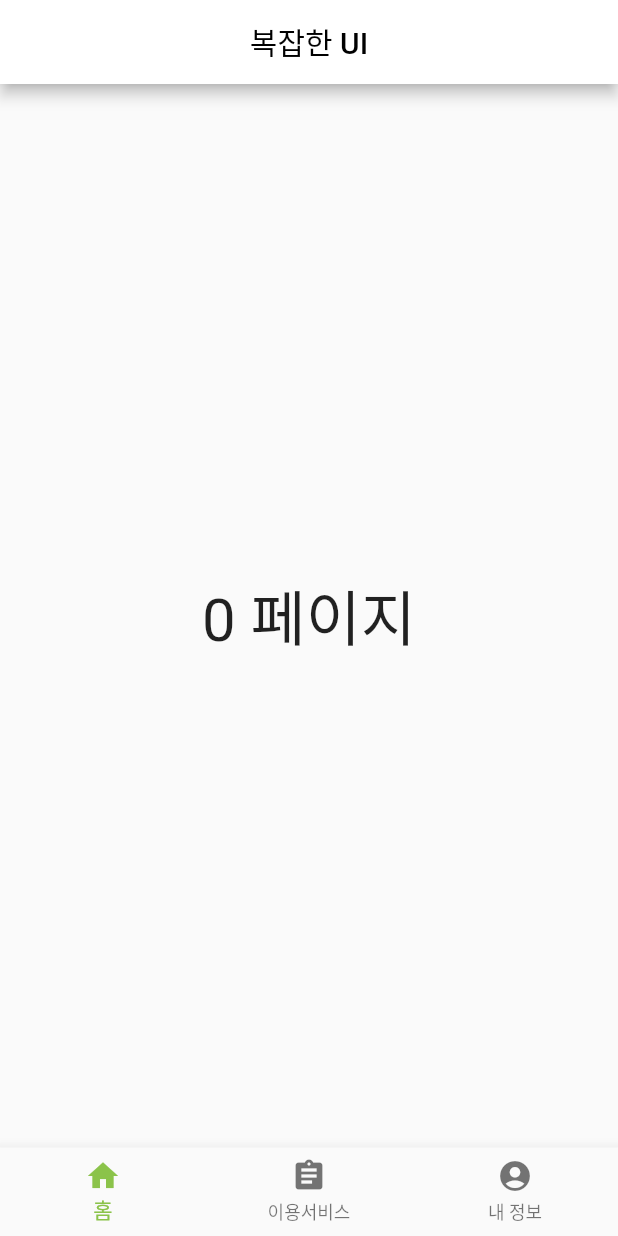
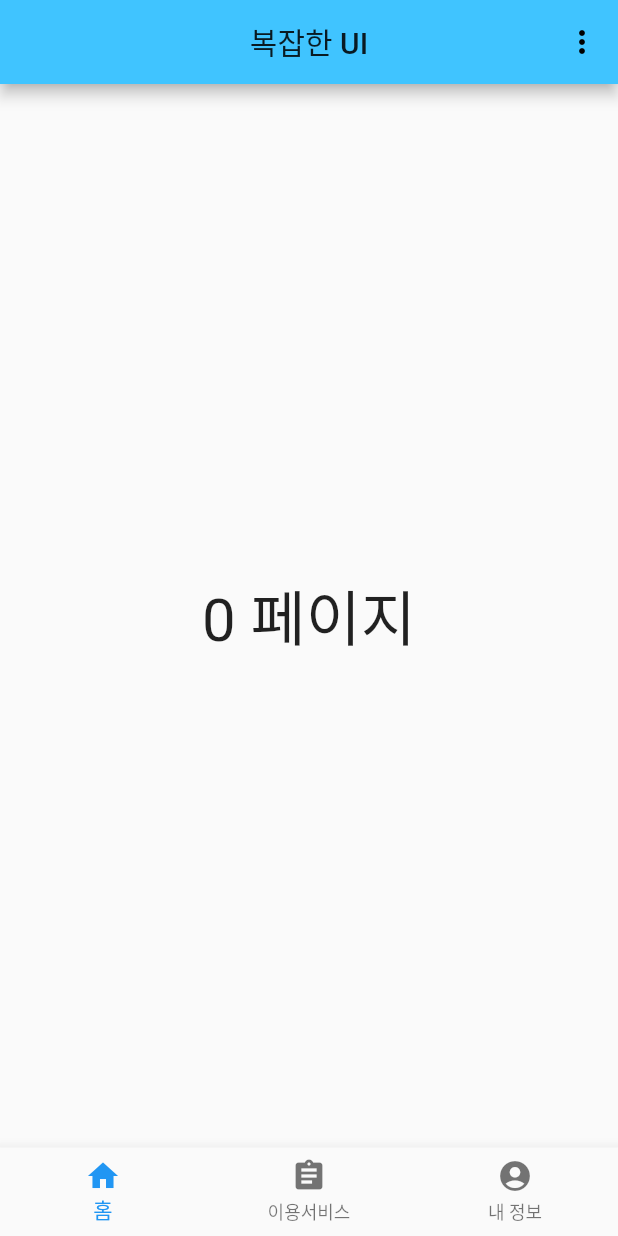
Before and after one commit to julianne03/mirim-taxi, a Flutter app: the screen it shows after launch, on a phone screen of 412 x 824 dp. Run offline on Flutter 3.47's test engine with Material 2 defaults, Android fonts, the phone set to English and light mode, and no system bars.

Commit message:
#3 AppBar 위젯 수정 - 테마 색상 지정하기

```diff
--- a/lib/main.dart
+++ b/lib/main.dart
@@ -11,9 +11,7 @@ class MyApp extends StatelessWidget {
     return MaterialApp(
       title: 'MIRIM TAXI',
       theme: ThemeData(
-        primarySwatch: Colors.lightGreen,
-        primaryColor: Colors.white,
-        visualDensity: VisualDensity.adaptivePlatformDensity,
+        primaryColor: Colors.lightBlueAccent,
       ),
       home: MyHomePage(),
     );
@@ -32,11 +30,14 @@ class _MyHomePageState extends State<MyHomePage> {
   Widget build(BuildContext context) {
     return Scaffold(
       appBar: AppBar(
-        backgroundColor: Colors.white,
-        title: Text("복잡한 UI",
-          style: TextStyle(color:Colors.black),
-        ),
+        title: Text("복잡한 UI"),
         centerTitle: true,
+        actions: <Widget>[
+          IconButton(
+            icon: Icon(Icons.more_vert,color: Colors.black),
+            onPressed: (){},
+          )
+        ],
       ),
       body: Center(
         child: Text(
```
